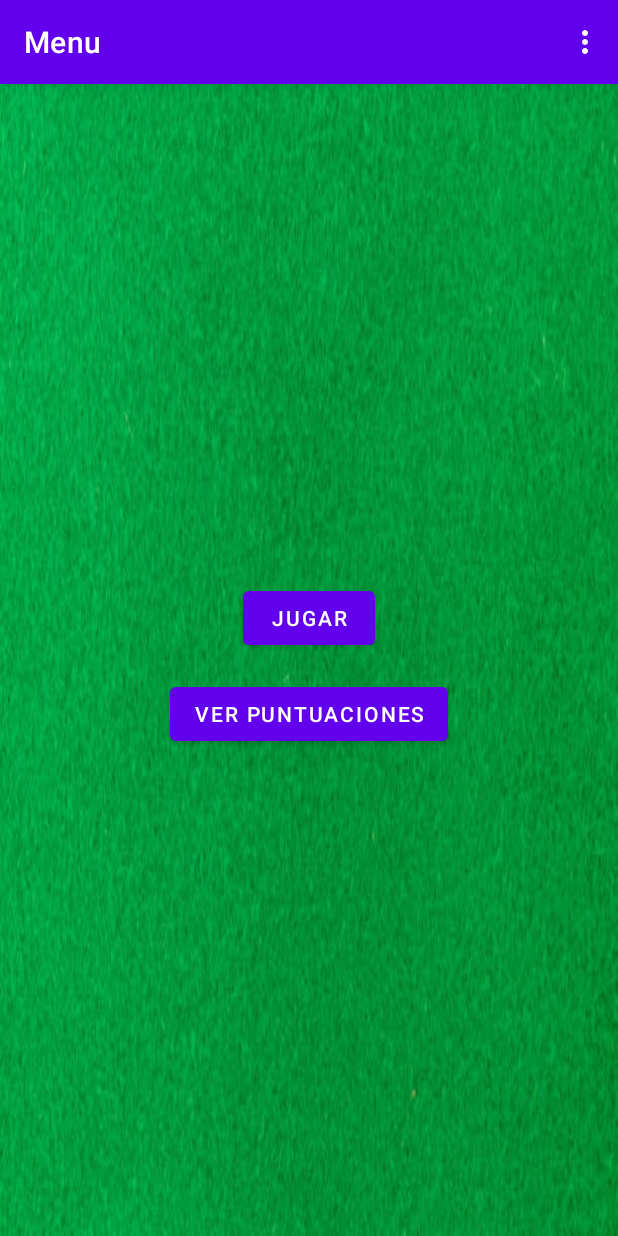
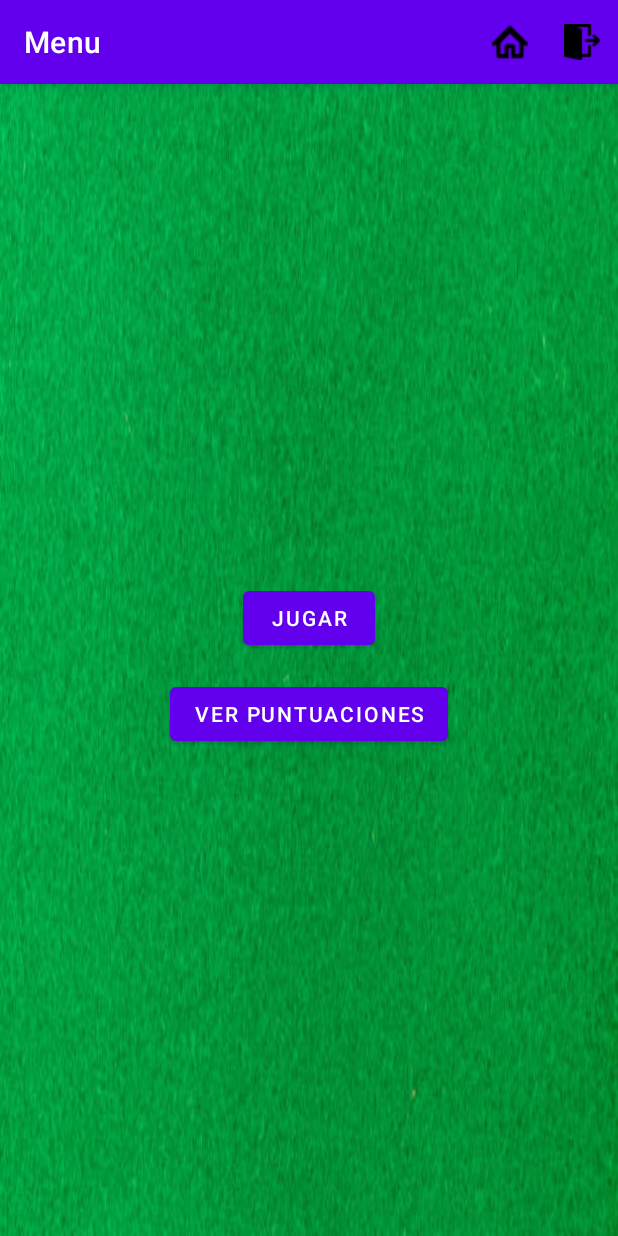
Before and after one commit to julsie157/JuegoProyectoFinal, an Android app: the GameOptionsActivity screen opened directly, with no data from a screen before it, on a phone screen of 412 x 824 dp. Run offline under Robolectric (Android 15) with nearby library versions, the phone set to English and light mode, and no system bars; our stand-ins replace Firebase (no records; nobody signed in at launch, a user with empty details on screens opened directly).

Commit message:
Todo parece okey

```diff
--- a/app/src/main/res/menu/toolbar_menu.xml
+++ b/app/src/main/res/menu/toolbar_menu.xml
@@ -1,13 +1,14 @@
 <?xml version="1.0" encoding="utf-8"?>
-<menu xmlns:android="http://schemas.android.com/apk/res/android">
+<menu xmlns:android="http://schemas.android.com/apk/res/android"
+    xmlns:app="http://schemas.android.com/apk/res-auto">
     <item
         android:id="@+id/action_home"
         android:icon="@drawable/home"
         android:title="Home"
-        android:showAsAction="always" />
+        app:showAsAction="always" />
     <item
         android:id="@+id/action_logout"
         android:icon="@drawable/logout"
         android:title="Logout"
-        android:showAsAction="always" />
+        app:showAsAction="always" />
 </menu>
```
